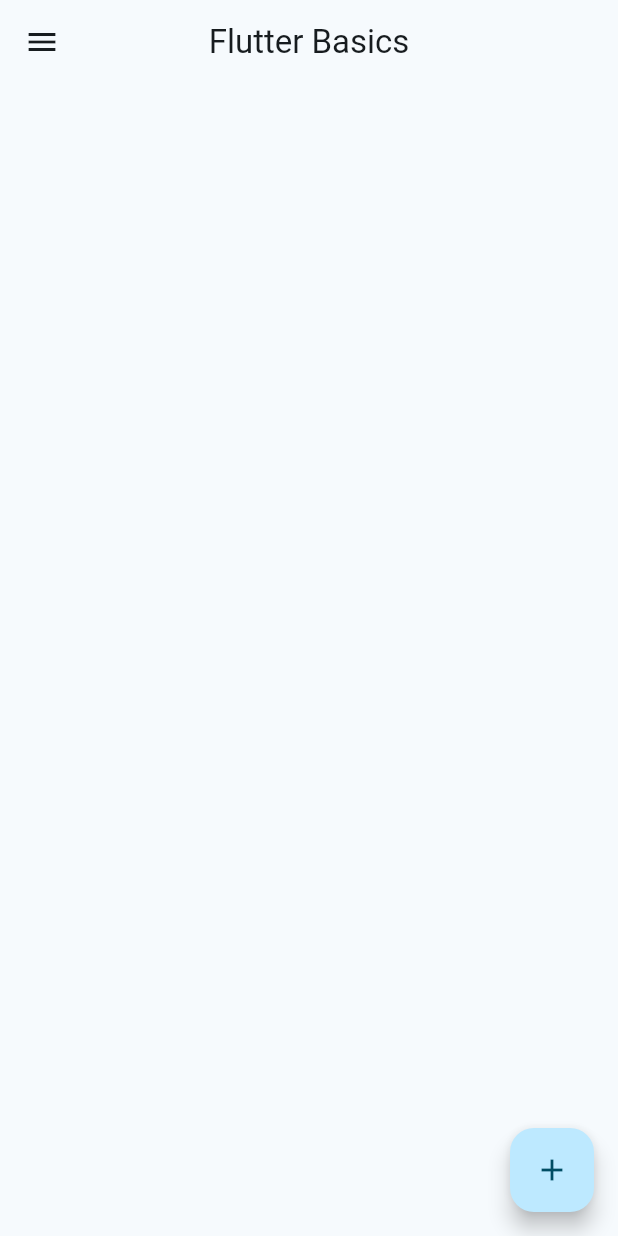
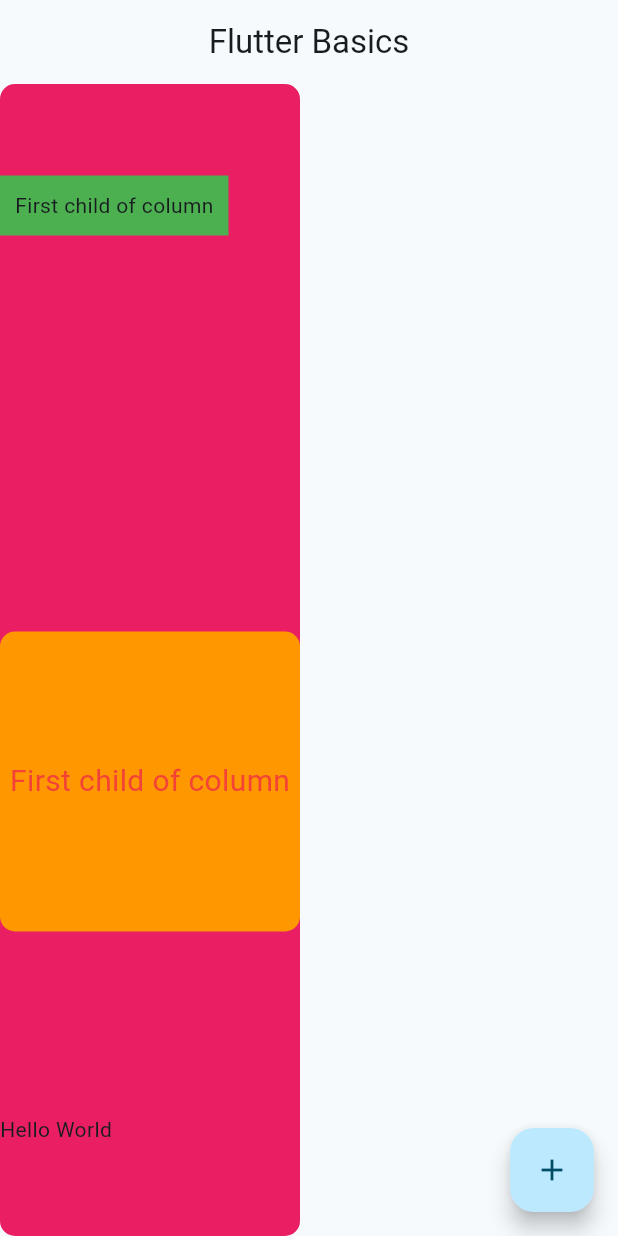
Before and after one commit to ravenpdev/flutter_basics, a Flutter app: the screen it shows after launch, on a phone screen of 412 x 824 dp. Run offline on Flutter 3.47's test engine with Material 2 defaults, Android fonts, the phone set to English and light mode, and no system bars.

Commit message:
column, padding, and sizebox widgets

```diff
--- a/lib/main.dart
+++ b/lib/main.dart
@@ -22,30 +22,50 @@ class MyApp extends StatelessWidget {
           title: const Text('Flutter Basics'),
           centerTitle: true,
         ),
-        body: Container(),
+        body: Container(
+          decoration: BoxDecoration(
+            color: Colors.pink,
+            borderRadius: BorderRadius.circular(10),
+          ),
+          child: Column(
+            crossAxisAlignment: CrossAxisAlignment.start,
+            mainAxisAlignment: MainAxisAlignment.spaceAround,
+            // mainAxisSize: MainAxisSize.min,
+            children: [
+              Container(
+                color: Colors.green,
+                child: const Padding(
+                  padding: EdgeInsets.all(10),
+                  child: Text('First child of column'),
+                ),
+              ),
+              const SizedBox(
+                height: 20,
+              ),
+              Container(
+                width: 200,
+                height: 200,
+                decoration: BoxDecoration(
+                  borderRadius: BorderRadius.circular(10),
+                  color: Colors.orange,
+                ),
+                child: const Center(
+                  child: Text(
+                    'First child of column',
+                    style: TextStyle(
+                      color: Colors.red,
+                      fontSize: 20,
+                    ),
+                  ),
+                ),
+              ),
+              const Text('Hello World')
+            ],
+          ),
+        ),
         floatingActionButton: FloatingActionButton(
           onPressed: () {},
           child: const Icon(Icons.add),
-        ),
-        drawer: Drawer(
-          child: ListView(
-            padding: EdgeInsets.zero,
-            children: [
-              const DrawerHeader(
-                child: Text(
-                  'Drawer Header',
-                ),
-              ),
-              ListTile(
-                title: const Text('Item 1'),
-                onTap: () {},
-              ),
-              ListTile(
-                title: const Text('Item 2'),
-                onTap: () {},
-              )
-            ],
-          ),
         ),
       ),
     );
```
